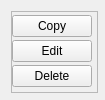
Qt form src/qt/veil/forms/addressesmenu.ui (Veil-Project/veil) before a commit.
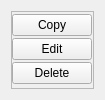
The same form after that commit.

Commit message: fixes to drop down window and remove vertical spacer address book page

```diff
--- a/src/qt/veil/forms/addressesmenu.ui
+++ b/src/qt/veil/forms/addressesmenu.ui
@@ -34,7 +34,10 @@
      <property name="frameShadow">
       <enum>QFrame::Raised</enum>
      </property>
-     <layout class="QVBoxLayout" name="verticalLayout">
+     <layout class="QVBoxLayout" name="verticalLayout" stretch="0,1">
+      <property name="sizeConstraint">
+       <enum>QLayout::SetMinimumSize</enum>
+      </property>
       <property name="spacing">
        <number>0</number>
       </property>
```
The commit also changes 3 other files.
